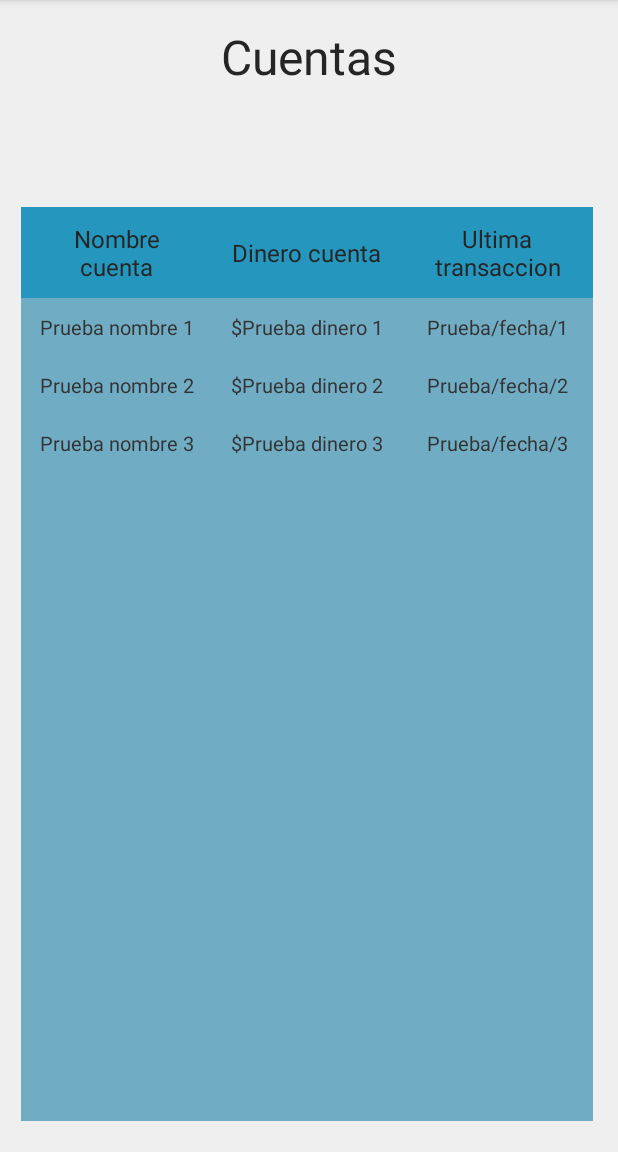
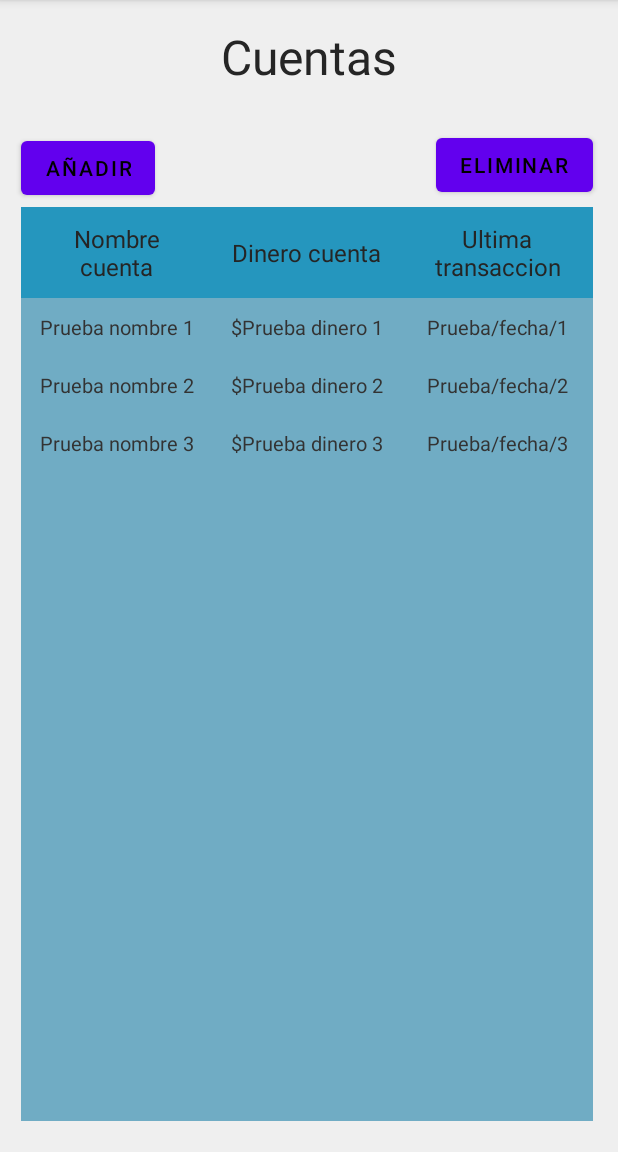
Before and after one commit to SalitaaCiisa/ProyectoMammonAndroid, an Android app: the crudCuentasBancarias screen opened directly, with no data from a screen before it, on a phone screen of 412 x 824 dp, the part 84-1236 px from its top. Run offline under Robolectric (Android 15) with nearby library versions, the phone set to English and light mode, and no system bars.

Commit message:
Commit termino modelo login y crud (ahora si, me falto poner botones para añadir y eliminar)

```diff
--- a/app/src/main/res/layout/activity_crud_cuentas_bancarias.xml
+++ b/app/src/main/res/layout/activity_crud_cuentas_bancarias.xml
@@ -23,6 +23,7 @@
         app:layout_constraintTop_toTopOf="parent" />
 
     <TableLayout
+        android:id="@+id/tableLayout"
         android:layout_width="381dp"
         android:layout_height="609dp"
         android:background="@color/secondaryColor"
@@ -34,154 +35,181 @@
         app:layout_constraintVertical_bias="0.868">
 
         <!-- Table Head -->
-        <TableRow
-            android:background="@color/primaryColor">
+        <TableRow android:background="@color/primaryColor">
 
             <TextView
                 android:id="@+id/textView2"
                 android:layout_width="0dp"
                 android:layout_height="wrap_content"
+                android:layout_gravity="center_vertical"
+                android:layout_weight="4"
+                android:gravity="center_horizontal"
+                android:padding="10sp"
                 android:text="Nombre cuenta"
                 android:textColor="@color/letrasNegrasPrimarias"
-                android:padding="10sp"
-                android:textSize="16sp"
-                android:layout_weight="4"
-                android:gravity="center_horizontal"
-                android:layout_gravity="center_vertical"/>
+                android:textSize="16sp" />
+
             <TextView
                 android:id="@+id/textView3"
                 android:layout_width="0dp"
                 android:layout_height="wrap_content"
+                android:layout_gravity="center_vertical"
+                android:layout_weight="4"
+                android:gravity="center_horizontal"
+                android:padding="10sp"
                 android:text="Dinero cuenta"
                 android:textColor="@color/letrasNegrasPrimarias"
-                android:padding="10sp"
-                android:textSize="16sp"
-                android:layout_weight="4"
-                android:gravity="center_horizontal"
-                android:layout_gravity="center_vertical"/>
+                android:textSize="16sp" />
+
             <TextView
                 android:id="@+id/textView4"
                 android:layout_width="0dp"
                 android:layout_height="wrap_content"
+                android:layout_gravity="center_vertical"
+                android:layout_weight="4"
+                android:gravity="center_horizontal"
+                android:padding="10sp"
                 android:text="Ultima transaccion"
                 android:textColor="@color/letrasNegrasPrimarias"
-                android:padding="10sp"
-                android:textSize="16sp"
-                android:layout_weight="4"
-                android:gravity="center_horizontal"
-                android:layout_gravity="center_vertical"/>
+                android:textSize="16sp" />
         </TableRow>
         <!-- Table data -->
-        <TableRow
-            android:background="@color/secondaryColor">
+        <TableRow android:background="@color/secondaryColor">
+
             <TextView
                 android:id="@+id/text_CuentaBancaria_Nombre_1"
                 android:layout_width="0dp"
                 android:layout_height="wrap_content"
+                android:layout_gravity="center_vertical"
+                android:layout_weight="3"
+                android:gravity="center_horizontal"
+                android:padding="10sp"
                 android:text="Prueba nombre 1"
                 android:textColor="@color/letrasNegrasSecundarias"
-                android:padding="10sp"
-                android:textSize="13sp"
-                android:layout_weight="3"
-                android:gravity="center_horizontal"
-                android:layout_gravity="center_vertical"/>
+                android:textSize="13sp" />
+
             <TextView
                 android:id="@+id/text_CuentaBancaria_Dinero_1"
                 android:layout_width="0dp"
                 android:layout_height="wrap_content"
+                android:layout_gravity="center_vertical"
+                android:layout_weight="3"
+                android:gravity="center_horizontal"
+                android:padding="10sp"
                 android:text="$Prueba dinero 1"
                 android:textColor="@color/letrasNegrasSecundarias"
-                android:padding="10sp"
-                android:textSize="13sp"
-                android:layout_weight="3"
-                android:gravity="center_horizontal"
-                android:layout_gravity="center_vertical"/>
+                android:textSize="13sp" />
+
             <TextView
                 android:id="@+id/text_CuentaBancaria_Ultima_1"
                 android:layout_width="0dp"
                 android:layout_height="wrap_content"
+                android:layout_gravity="center_vertical"
+                android:layout_weight="3"
+                android:gravity="center_horizontal"
+                android:padding="10sp"
                 android:text="Prueba/fecha/1"
                 android:textColor="@color/letrasNegrasSecundarias"
-                android:padding="10sp"
-                android:textSize="13sp"
-                android:layout_weight="3"
-                android:gravity="center_horizontal"
-                android:layout_gravity="center_vertical"/>
+                android:textSize="13sp" />
         </TableRow>
         <!--table data 2-->
-        <TableRow
-            android:background="@color/secondaryColor">
+        <TableRow android:background="@color/secondaryColor">
+
             <TextView
                 android:id="@+id/text_CuentaBancaria_Nombre_2"
                 android:layout_width="0dp"
                 android:layout_height="wrap_content"
+                android:layout_gravity="center_vertical"
+                android:layout_weight="3"
+                android:gravity="center_horizontal"
+                android:padding="10sp"
                 android:text="Prueba nombre 2"
                 android:textColor="@color/letrasNegrasSecundarias"
-                android:padding="10sp"
-                android:textSize="13sp"
-                android:layout_weight="3"
-                android:gravity="center_horizontal"
-                android:layout_gravity="center_vertical"/>
+                android:textSize="13sp" />
+
             <TextView
                 android:id="@+id/text_CuentaBancaria_Dinero_2"
                 android:layout_width="0dp"
                 android:layout_height="wrap_content"
+                android:layout_gravity="center_vertical"
+                android:layout_weight="3"
+                android:gravity="center_horizontal"
+                android:padding="10sp"
                 android:text="$Prueba dinero 2"
                 android:textColor="@color/letrasNegrasSecundarias"
-                android:padding="10sp"
-                android:textSize="13sp"
-                android:layout_weight="3"
-                android:gravity="center_horizontal"
-                android:layout_gravity="center_vertical"/>
+                android:textSize="13sp" />
+
             <TextView
                 android:id="@+id/text_CuentaBancaria_Ultima_2"
                 android:layout_width="0dp"
                 android:layout_height="wrap_content"
+                android:layout_gravity="center_vertical"
+                android:layout_weight="3"
+                android:gravity="center_horizontal"
+                android:padding="10sp"
                 android:text="Prueba/fecha/2"
                 android:textColor="@color/letrasNegrasSecundarias"
-                android:padding="10sp"
-                android:textSize="13sp"
-                android:layout_weight="3"
-                android:gravity="center_horizontal"
-                android:layout_gravity="center_vertical"/>
+                android:textSize="13sp" />
         </TableRow>
         <!--table data 3-->
-        <TableRow
-            android:background="@color/secondaryColor">
+        <TableRow android:background="@color/secondaryColor">
+
             <TextView
                 android:id="@+id/text_CuentaBancaria_Nombre_3"
                 android:layout_width="0dp"
                 android:layout_height="wrap_content"
+                android:layout_gravity="center_vertical"
+                android:layout_weight="3"
+                android:gravity="center_horizontal"
+                android:padding="10sp"
                 android:text="Prueba nombre 3"
                 android:textColor="@color/letrasNegrasSecundarias"
-                android:padding="10sp"
-                android:textSize="13sp"
-                android:layout_weight="3"
-                android:gravity="center_horizontal"
-                android:layout_gravity="center_vertical"/>
+                android:textSize="13sp" />
+
             <TextView
                 android:id="@+id/text_CuentaBancaria_Dinero_3"
                 android:layout_width="0dp"
                 android:layout_height="wrap_content"
+                android:layout_gravity="center_vertical"
+                android:layout_weight="3"
+                android:gravity="center_horizontal"
+                android:padding="10sp"
                 android:text="$Prueba dinero 3"
                 android:textColor="@color/letrasNegrasSecundarias"
-                android:padding="10sp"
-                android:textSize="13sp"
-                android:layout_weight="3"
-                android:gravity="center_horizontal"
-                android:layout_gravity="center_vertical"/>
+                android:textSize="13sp" />
+
             <TextView
                 android:id="@+id/text_CuentaBancaria_Ultima_3"
                 android:layout_width="0dp"
                 android:layout_height="wrap_content"
+                android:layout_gravity="center_vertical"
+                android:layout_weight="3"
+                android:gravity="center_horizontal"
+                android:padding="10sp"
                 android:text="Prueba/fecha/3"
                 android:textColor="@color/letrasNegrasSecundarias"
-                android:padding="10sp"
-                android:textSize="13sp"
-                android:layout_weight="3"
-                android:gravity="center_horizontal"
-                android:layout_gravity="center_vertical"/>
+                android:textSize="13sp" />
         </TableRow>
     </TableLayout>
 
+    <Button
+        android:id="@+id/button"
+        android:layout_width="wrap_content"
+        android:layout_height="wrap_content"
+        android:layout_marginBottom="2dp"
+        android:text="Añadir"
+        android:textColor="@color/black"
+        app:layout_constraintBottom_toTopOf="@+id/tableLayout"
+        app:layout_constraintStart_toStartOf="@+id/tableLayout" />
+
+    <Button
+        android:id="@+id/button2"
+        android:layout_width="wrap_content"
+        android:layout_height="wrap_content"
+        android:layout_marginBottom="4dp"
+        android:text="Eliminar"
+        android:textColor="@color/black"
+        app:layout_constraintBottom_toTopOf="@+id/tableLayout"
+        app:layout_constraintEnd_toEndOf="@+id/tableLayout" />
+
 </androidx.constraintlayout.widget.ConstraintLayout>
--- a/app/src/main/res/values/colors.xml
+++ b/app/src/main/res/values/colors.xml
@@ -5,7 +5,7 @@
     <color name="purple_700">#FF3700B3</color>
     <color name="teal_200">#FF03DAC5</color>
     <color name="teal_700">#FF018786</color>
-    <color name="black">#00000000</color>
+    <color name="black">#000000</color>
     <color name="letrasNegrasPrimarias">#252525</color>
     <color name="letrasNegrasSecundarias">#333333</color>
     <color name="white">#FFFFFFFF</color>
```
